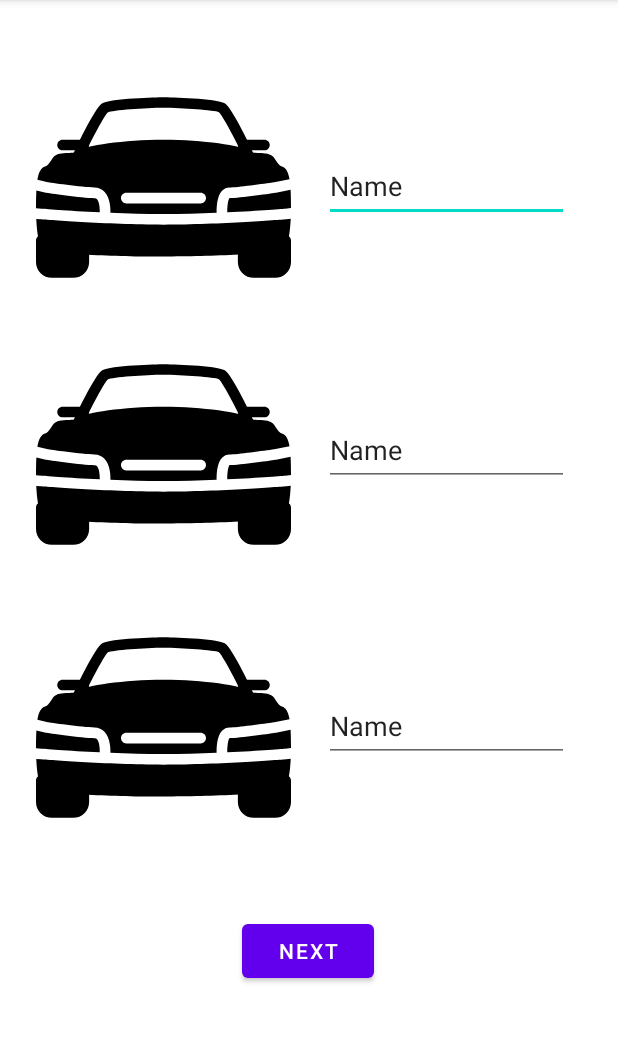
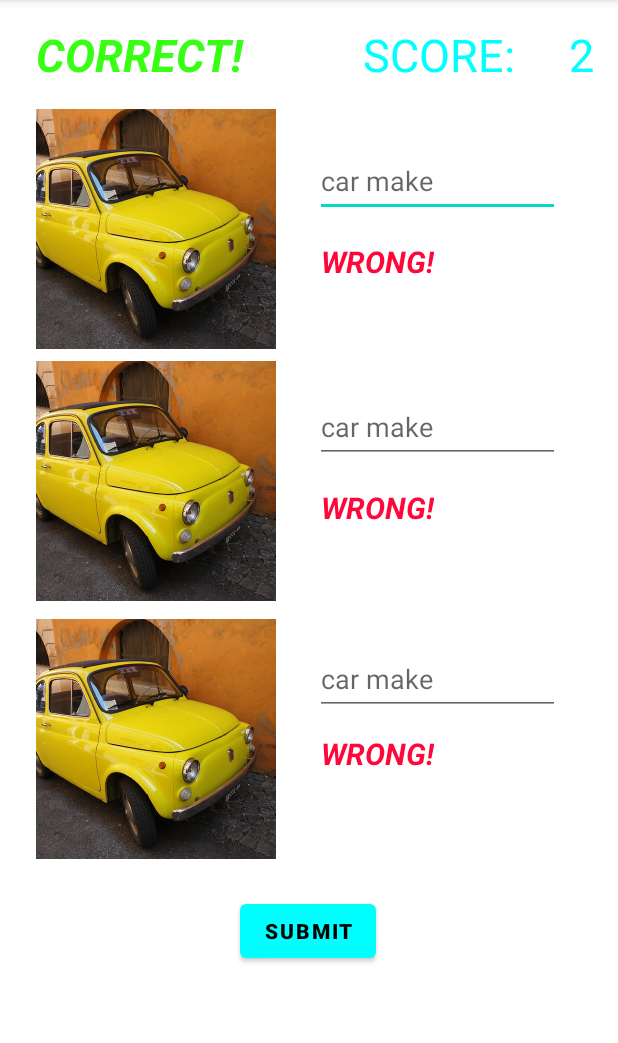
Before and after one commit to DilanJT/identificar-app-iit-cw, an Android app: the AdvancedLevelActivity screen opened directly, with no data from a screen before it, on a phone screen of 412 x 824 dp, the part 84-1127 px from its top. Run offline under Robolectric (Android 15) with nearby library versions, the phone set to English and light mode, and no system bars.

Commit message:
advancedlevelactivity activity design updated

```diff
--- a/app/src/main/java/com/example/identificar/models/Cars.java
+++ b/app/src/main/java/com/example/identificar/models/Cars.java
@@ -9,7 +9,7 @@ public class Cars {
     private final String[] make;
     private final int[] id;
 
-    static Cars cars = new Cars();
+    final static Cars cars = new Cars();
 
     private Cars() {
         make = new String[]{"Acura", "AlphaRomeo", "Audi", "Bentley", "BMW", "Buick",
--- a/app/src/main/res/layout/activity_advanced_level.xml
+++ b/app/src/main/res/layout/activity_advanced_level.xml
@@ -7,87 +7,175 @@
     tools:context=".AdvancedLevelActivity">
 
     <ImageView
-        android:id="@+id/imageView6"
-        android:layout_width="170dp"
-        android:layout_height="170dp"
+        android:id="@+id/imgOneAdvanced"
+        android:layout_width="160dp"
+        android:layout_height="160dp"
         android:layout_marginStart="24dp"
         android:layout_marginLeft="24dp"
-        android:layout_marginTop="40dp"
+        android:layout_marginTop="16dp"
+        android:scaleType="centerCrop"
         app:layout_constraintStart_toStartOf="parent"
-        app:layout_constraintTop_toTopOf="parent"
-        app:srcCompat="@drawable/ic_car" />
+        app:layout_constraintTop_toBottomOf="@+id/correct"
+        app:srcCompat="@drawable/fiat" />
 
     <ImageView
-        android:id="@+id/imageView7"
-        android:layout_width="170dp"
-        android:layout_height="170dp"
+        android:id="@+id/imgTwoAdvanced"
+        android:layout_width="160dp"
+        android:layout_height="160dp"
         android:layout_marginStart="24dp"
         android:layout_marginLeft="24dp"
         android:layout_marginTop="8dp"
+        android:scaleType="centerCrop"
         app:layout_constraintStart_toStartOf="parent"
-        app:layout_constraintTop_toBottomOf="@+id/imageView6"
-        app:srcCompat="@drawable/ic_car" />
+        app:layout_constraintTop_toBottomOf="@+id/imgOneAdvanced"
+        app:srcCompat="@drawable/fiat" />
 
     <ImageView
-        android:id="@+id/imageView8"
-        android:layout_width="170dp"
-        android:layout_height="170dp"
+        android:id="@+id/imgThreeAdvanced"
+        android:layout_width="160dp"
+        android:layout_height="160dp"
         android:layout_marginStart="24dp"
         android:layout_marginLeft="24dp"
         android:layout_marginTop="12dp"
+        android:scaleType="centerCrop"
         app:layout_constraintStart_toStartOf="parent"
-        app:layout_constraintTop_toBottomOf="@+id/imageView7"
-        app:srcCompat="@drawable/ic_car" />
+        app:layout_constraintTop_toBottomOf="@+id/imgTwoAdvanced"
+        app:srcCompat="@drawable/fiat" />
 
     <EditText
-        android:id="@+id/editTextTextPersonName2"
+        android:id="@+id/imgEditText1"
         android:layout_width="163dp"
         android:layout_height="48dp"
         android:layout_marginStart="12dp"
         android:layout_marginLeft="12dp"
-        android:layout_marginTop="100dp"
+        android:layout_marginTop="40dp"
+        android:ems="10"
+        android:hint="car make"
+        android:inputType="textPersonName"
+        app:layout_constraintEnd_toEndOf="parent"
+        app:layout_constraintHorizontal_bias="0.269"
+        app:layout_constraintStart_toEndOf="@+id/imgOneAdvanced"
+        app:layout_constraintTop_toBottomOf="@+id/correct" />
+
+    <EditText
+        android:id="@+id/imgEditText2"
+        android:layout_width="163dp"
+        android:layout_height="48dp"
+        android:layout_marginTop="28dp"
         android:ems="10"
         android:inputType="textPersonName"
-        android:text="Name"
+        android:hint="car make"
         app:layout_constraintEnd_toEndOf="parent"
-        app:layout_constraintHorizontal_bias="0.238"
-        app:layout_constraintStart_toEndOf="@+id/imageView6"
-        app:layout_constraintTop_toTopOf="parent" />
+        app:layout_constraintHorizontal_bias="0.406"
+        app:layout_constraintStart_toEndOf="@+id/imgTwoAdvanced"
+        app:layout_constraintTop_toBottomOf="@+id/imgOneAdvanced" />
 
     <EditText
-        android:id="@+id/editTextTextPersonName3"
+        android:id="@+id/imgEditText3"
         android:layout_width="163dp"
         android:layout_height="48dp"
-        android:layout_marginTop="128dp"
+        android:layout_marginTop="28dp"
         android:ems="10"
         android:inputType="textPersonName"
-        android:text="Name"
+        android:hint="car make"
         app:layout_constraintEnd_toEndOf="parent"
-        app:layout_constraintHorizontal_bias="0.407"
-        app:layout_constraintStart_toEndOf="@+id/imageView7"
-        app:layout_constraintTop_toBottomOf="@+id/editTextTextPersonName2" />
-
-    <EditText
-        android:id="@+id/editTextTextPersonName4"
-        android:layout_width="163dp"
-        android:layout_height="48dp"
-        android:layout_marginTop="136dp"
-        android:ems="10"
-        android:inputType="textPersonName"
-        android:text="Name"
-        app:layout_constraintEnd_toEndOf="parent"
-        app:layout_constraintHorizontal_bias="0.407"
-        app:layout_constraintStart_toEndOf="@+id/imageView8"
-        app:layout_constraintTop_toBottomOf="@+id/editTextTextPersonName3" />
+        app:layout_constraintHorizontal_bias="0.406"
+        app:layout_constraintStart_toEndOf="@+id/imgThreeAdvanced"
+        app:layout_constraintTop_toBottomOf="@+id/imgTwoAdvanced" />
 
     <Button
-        android:id="@+id/btnAdvancedActivity"
+        android:id="@+id/btnSubmitAdvanced"
         android:layout_width="wrap_content"
         android:layout_height="wrap_content"
-        android:layout_marginTop="40dp"
-        android:text="next"
+        android:layout_marginTop="24dp"
+        android:text="@string/btn_submit"
+        android:textColor="#000000"
+        android:textStyle="bold"
+        app:backgroundTint="@color/identificarPrimary"
         app:layout_constraintEnd_toEndOf="parent"
         app:layout_constraintHorizontal_bias="0.498"
         app:layout_constraintStart_toStartOf="parent"
-        app:layout_constraintTop_toBottomOf="@+id/imageView8" />
+        app:layout_constraintTop_toBottomOf="@+id/imgThreeAdvanced" />
+
+    <TextView
+        android:id="@+id/wrong1"
+        android:layout_width="wrap_content"
+        android:layout_height="wrap_content"
+        android:layout_marginTop="16dp"
+        android:text="@string/wrong"
+        android:textColor="@color/identificarRed"
+        android:textSize="20sp"
+        android:textStyle="bold|italic"
+        app:layout_constraintEnd_toEndOf="parent"
+        app:layout_constraintHorizontal_bias="0.195"
+        app:layout_constraintStart_toEndOf="@+id/imgOneAdvanced"
+        app:layout_constraintTop_toBottomOf="@+id/imgEditText1" />
+
+    <TextView
+        android:id="@+id/wrong2"
+        android:layout_width="wrap_content"
+        android:layout_height="wrap_content"
+        android:layout_marginTop="16dp"
+        android:text="@string/wrong"
+        android:textColor="@color/identificarRed"
+        android:textSize="20sp"
+        android:textStyle="bold|italic"
+        app:layout_constraintEnd_toEndOf="parent"
+        app:layout_constraintHorizontal_bias="0.195"
+        app:layout_constraintStart_toEndOf="@+id/imgTwoAdvanced"
+        app:layout_constraintTop_toBottomOf="@+id/imgEditText2" />
+
+    <TextView
+        android:id="@+id/wrong3"
+        android:layout_width="wrap_content"
+        android:layout_height="wrap_content"
+        android:layout_marginTop="12dp"
+        android:text="@string/wrong"
+        android:textColor="@color/identificarRed"
+        android:textSize="20sp"
+        android:textStyle="bold|italic"
+        app:layout_constraintEnd_toEndOf="parent"
+        app:layout_constraintHorizontal_bias="0.195"
+        app:layout_constraintStart_toEndOf="@+id/imgThreeAdvanced"
+        app:layout_constraintTop_toBottomOf="@+id/imgEditText3" />
+
+    <TextView
+        android:id="@+id/correct"
+        android:layout_width="wrap_content"
+        android:layout_height="wrap_content"
+        android:layout_marginStart="24dp"
+        android:layout_marginLeft="24dp"
+        android:layout_marginTop="16dp"
+        android:text="@string/correct"
+        android:textColor="@color/identificarGreen"
+        android:textSize="30sp"
+        android:textStyle="bold|italic"
+        app:layout_constraintStart_toStartOf="parent"
+        app:layout_constraintTop_toTopOf="parent" />
+
+    <TextView
+        android:id="@+id/textView5"
+        android:layout_width="wrap_content"
+        android:layout_height="wrap_content"
+        android:layout_marginTop="16dp"
+        android:layout_marginEnd="36dp"
+        android:layout_marginRight="36dp"
+        android:text="SCORE:"
+        android:textColor="@color/identificarPrimary"
+        android:textSize="30sp"
+        app:layout_constraintEnd_toStartOf="@+id/scoreAdvaced"
+        app:layout_constraintTop_toTopOf="parent" />
+
+    <TextView
+        android:id="@+id/scoreAdvaced"
+        android:layout_width="wrap_content"
+        android:layout_height="wrap_content"
+        android:layout_marginTop="16dp"
+        android:layout_marginEnd="16dp"
+        android:layout_marginRight="16dp"
+        android:text="2"
+        android:textColor="@color/identificarPrimary"
+        android:textSize="30sp"
+        app:layout_constraintEnd_toEndOf="parent"
+        app:layout_constraintTop_toTopOf="parent" />
 </androidx.constraintlayout.widget.ConstraintLayout>
--- a/app/src/main/res/layout/activity_hints.xml
+++ b/app/src/main/res/layout/activity_hints.xml
@@ -47,7 +47,7 @@
         app:layout_constraintHorizontal_bias="0.495"
         app:layout_constraintStart_toStartOf="parent"
         app:layout_constraintTop_toTopOf="parent"
-        app:srcCompat="@drawable/ic_car" />
+        app:srcCompat="@drawable/fiat" />
 
     <TextView
         android:id="@+id/correctGuessTextView"
--- a/app/src/main/res/layout/activity_identify_car_image.xml
+++ b/app/src/main/res/layout/activity_identify_car_image.xml
@@ -59,7 +59,7 @@
         android:scaleType="centerCrop"
         app:layout_constraintStart_toStartOf="parent"
         app:layout_constraintTop_toBottomOf="@+id/generatedTextForImageAct"
-        app:srcCompat="@drawable/ic_car" />
+        app:srcCompat="@drawable/fiat" />
 
     <ImageView
         android:id="@+id/imageOption2"
@@ -71,7 +71,7 @@
         android:scaleType="centerCrop"
         app:layout_constraintEnd_toEndOf="parent"
         app:layout_constraintTop_toBottomOf="@+id/generatedTextForImageAct"
-        app:srcCompat="@drawable/ic_car" />
+        app:srcCompat="@drawable/fiat" />
 
     <ImageView
         android:id="@+id/imageOption3"
@@ -83,7 +83,7 @@
         app:layout_constraintHorizontal_bias="0.497"
         app:layout_constraintStart_toStartOf="parent"
         app:layout_constraintTop_toBottomOf="@+id/generatedTextForImageAct"
-        app:srcCompat="@drawable/ic_car" />
+        app:srcCompat="@drawable/fiat" />
 
     <Button
         android:id="@+id/btnSubmitImageAct"
--- a/app/src/main/res/layout/activity_identify_car_model.xml
+++ b/app/src/main/res/layout/activity_identify_car_model.xml
@@ -17,7 +17,7 @@
         app:layout_constraintHorizontal_bias="0.495"
         app:layout_constraintStart_toStartOf="parent"
         app:layout_constraintTop_toTopOf="parent"
-        app:srcCompat="@drawable/ic_car" />
+        app:srcCompat="@drawable/fiat" />
 
     <Spinner
         android:id="@+id/spinner"
```
Also changed, not shown: app/src/main/java/com/example/identificar/IdentifyCarImageActivity.java (+7 -0 lines).
